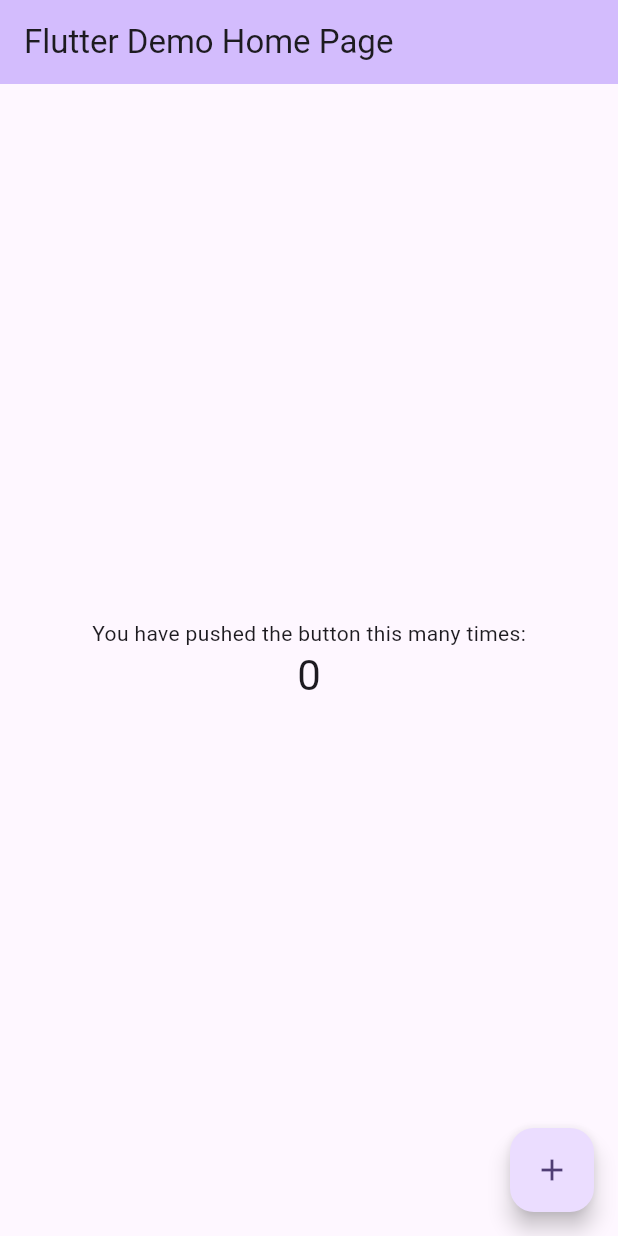
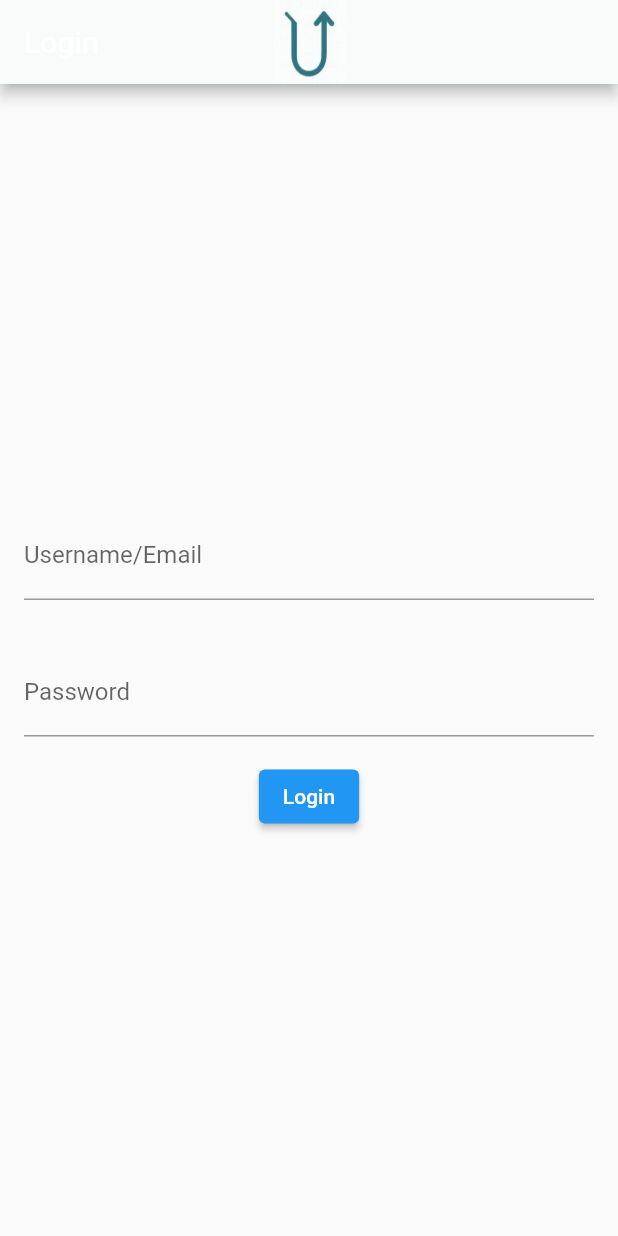
Before and after one commit to JuanPabloCarrilloAcero/client_app, a Flutter app: the screen it shows after launch, on a phone screen of 412 x 824 dp. Run offline on Flutter 3.47's test engine with Material 2 defaults, Android fonts, the phone set to English and light mode, and no system bars.

Commit message:
Implementing login and menu with navigation

```diff
--- a/lib/main.dart
+++ b/lib/main.dart
@@ -1,3 +1,5 @@
+import 'package:client_app/screens/unvest_app.dart';
+import 'package:client_app/theme/theme.dart';
 import 'package:flutter/material.dart';
 
 void main() {
@@ -5,121 +7,18 @@ void main() {
 }
 
 class MyApp extends StatelessWidget {
+
   const MyApp({super.key});
 
-  // This widget is the root of your application.
   @override
   Widget build(BuildContext context) {
+
+    const title = 'UNvest';
+
     return MaterialApp(
-      title: 'Flutter Demo',
-      theme: ThemeData(
-        // This is the theme of your application.
-        //
-        // TRY THIS: Try running your application with "flutter run". You'll see
-        // the application has a blue toolbar. Then, without quitting the app,
-        // try changing the seedColor in the colorScheme below to Colors.green
-        // and then invoke "hot reload" (save your changes or press the "hot
-        // reload" button in a Flutter-supported IDE, or press "r" if you used
-        // the command line to start the app).
-        //
-        // Notice that the counter didn't reset back to zero; the application
-        // state is not lost during the reload. To reset the state, use hot
-        // restart instead.
-        //
-        // This works for code too, not just values: Most code changes can be
-        // tested with just a hot reload.
-        colorScheme: ColorScheme.fromSeed(seedColor: Colors.deepPurple),
-        useMaterial3: true,
-      ),
-      home: const MyHomePage(title: 'Flutter Demo Home Page'),
+      title: title,
+      home: const UNvestApp(),
+      theme: unvestTheme,
     );
   }
 }
-
-class MyHomePage extends StatefulWidget {
-  const MyHomePage({super.key, required this.title});
-
-  // This widget is the home page of your application. It is stateful, meaning
-  // that it has a State object (defined below) that contains fields that affect
-  // how it looks.
-
-  // This class is the configuration for the state. It holds the values (in this
-  // case the title) provided by the parent (in this case the App widget) and
-  // used by the build method of the State. Fields in a Widget subclass are
-  // always marked "final".
-
-  final String title;
-
-  @override
-  State<MyHomePage> createState() => _MyHomePageState();
-}
-
-class _MyHomePageState extends State<MyHomePage> {
-  int _counter = 0;
-
-  void _incrementCounter() {
-    setState(() {
-      // This call to setState tells the Flutter framework that something has
-      // changed in this State, which causes it to rerun the build method below
-      // so that the display can reflect the updated values. If we changed
-      // _counter without calling setState(), then the build method would not be
-      // called again, and so nothing would appear to happen.
-      _counter++;
-    });
-  }
-
-  @override
-  Widget build(BuildContext context) {
-    // This method is rerun every time setState is called, for instance as done
-    // by the _incrementCounter method above.
-    //
-    // The Flutter framework has been optimized to make rerunning build methods
-    // fast, so that you can just rebuild anything that needs updating rather
-    // than having to individually change instances of widgets.
-    return Scaffold(
-      appBar: AppBar(
-        // TRY THIS: Try changing the color here to a specific color (to
-        // Colors.amber, perhaps?) and trigger a hot reload to see the AppBar
-        // change color while the other colors stay the same.
-        backgroundColor: Theme.of(context).colorScheme.inversePrimary,
-        // Here we take the value from the MyHomePage object that was created by
-        // the App.build method, and use it to set our appbar title.
-        title: Text(widget.title),
-      ),
-      body: Center(
-        // Center is a layout widget. It takes a single child and positions it
-        // in the middle of the parent.
-        child: Column(
-          // Column is also a layout widget. It takes a list of children and
-          // arranges them vertically. By default, it sizes itself to fit its
-          // children horizontally, and tries to be as tall as its parent.
-          //
-          // Column has various properties to control how it sizes itself and
-          // how it positions its children. Here we use mainAxisAlignment to
-          // center the children vertically; the main axis here is the vertical
-          // axis because Columns are vertical (the cross axis would be
-          // horizontal).
-          //
-          // TRY THIS: Invoke "debug painting" (choose the "Toggle Debug Paint"
-          // action in the IDE, or press "p" in the console), to see the
-          // wireframe for each widget.
-          mainAxisAlignment: MainAxisAlignment.center,
-          children: <Widget>[
-            const Text(
-              'You have pushed the button this many times:',
-            ),
-            Text(
-              '$_counter',
-              style: Theme.of(context).textTheme.headlineMedium,
-            ),
-          ],
-        ),
-      ),
-      floatingActionButton: FloatingActionButton(
-        onPressed: _incrementCounter,
-        tooltip: 'Increment',
-        child: const Icon(Icons.add),
-      ), // This trailing comma makes auto-formatting nicer for build methods.
-    );
-  }
-}
--- /dev/null
+++ b/lib/screens/unvest_app.dart
@@ -0,0 +1,92 @@
+import 'package:client_app/screens/home_screen.dart';
+import 'package:client_app/services/authentication_service.dart';
+import 'package:flutter/material.dart';
+
+class UNvestApp extends StatefulWidget {
+  const UNvestApp({super.key});
+
+  @override
+  UNvestAppState createState() => UNvestAppState();
+}
+
+class UNvestAppState extends State<UNvestApp> {
+  final TextEditingController _usernameController = TextEditingController();
+  final TextEditingController _passwordController = TextEditingController();
+
+  @override
+  Widget build(BuildContext context) {
+    return Scaffold(
+      appBar: AppBar(
+        title: const Text('Login'),
+        flexibleSpace: Center(
+          child: Image.asset(
+            'assets/logo.png',
+            height: 100,
+          ),
+        ),
+        backgroundColor: const Color(0xFFF9FBFA),
+      ),
+      body: Center(
+        child: Column(
+          mainAxisAlignment: MainAxisAlignment.center,
+          children: <Widget>[
+            Padding(
+              padding: const EdgeInsets.all(16.0),
+              child: TextField(
+                controller: _usernameController,
+                decoration: const InputDecoration(
+                  labelText: 'Username/Email',
+                ),
+              ),
+            ),
+            Padding(
+              padding: const EdgeInsets.all(16.0),
+              child: TextField(
+                controller: _passwordController,
+                obscureText: true,
+                decoration: const InputDecoration(
+                  labelText: 'Password',
+                ),
+              ),
+            ),
+            ElevatedButton(
+              onPressed: () async {
+                final username = _usernameController.text;
+                final password = _passwordController.text;
+
+                final isAuthenticated =
+                    await AuthenticationService().login(username, password);
+
+                if (isAuthenticated) {
+                  Navigator.pushReplacement(
+                    context,
+                    MaterialPageRoute(
+                      builder: (context) => const HomeScreen(),
+                    ),
+                  );
+                } else {
+                  ScaffoldMessenger.of(context).showSnackBar(
+                    const SnackBar(
+                      content: Text('Authentication failed. Please try again.'),
+                    ),
+                  );
+                }
+              },
+              style: ElevatedButton.styleFrom(
+                primary: Theme.of(context).colorScheme.primary
+              ),
+              child: const Text('Login'),
+            ),
+          ],
+        ),
+      ),
+    );
+  }
+
+  @override
+  void dispose() {
+    _usernameController.dispose();
+    _passwordController.dispose();
+    super.dispose();
+  }
+}
--- /dev/null
+++ b/lib/services/authentication_service.dart
@@ -0,0 +1,11 @@
+class AuthenticationService {
+
+  Future<bool> login(String username, String password) async {
+
+    if (username == 'user' && password == 'password') {
+      return true;
+    }
+    return false;
+
+  }
+}
--- /dev/null
+++ b/lib/theme/theme.dart
@@ -0,0 +1,7 @@
+import 'package:flutter/material.dart';
+
+ThemeData unvestTheme = ThemeData(
+  colorScheme: ColorScheme.fromSwatch()
+      .copyWith(primary: Colors.blue, secondary: Colors.blueAccent),
+  fontFamily: 'Roboto',
+);
--- a/pubspec.yaml
+++ b/pubspec.yaml
@@ -58,6 +58,9 @@ flutter:
   # the material Icons class.
   uses-material-design: true
 
+  assets:
+    - assets/logo.png
+
   # To add assets to your application, add an assets section, like this:
   # assets:
   #   - images/a_dot_burr.jpeg
```
Also changed, not shown: lib/screens/home_screen.dart (added, +77 -0 lines), assets/logo.png (added).
